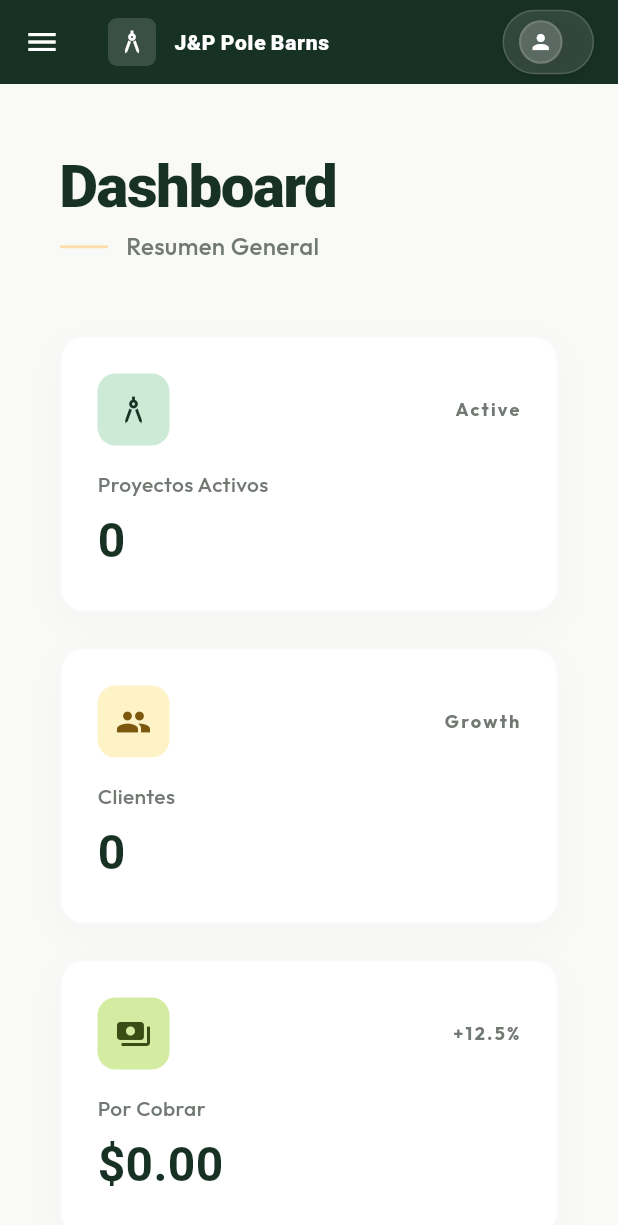
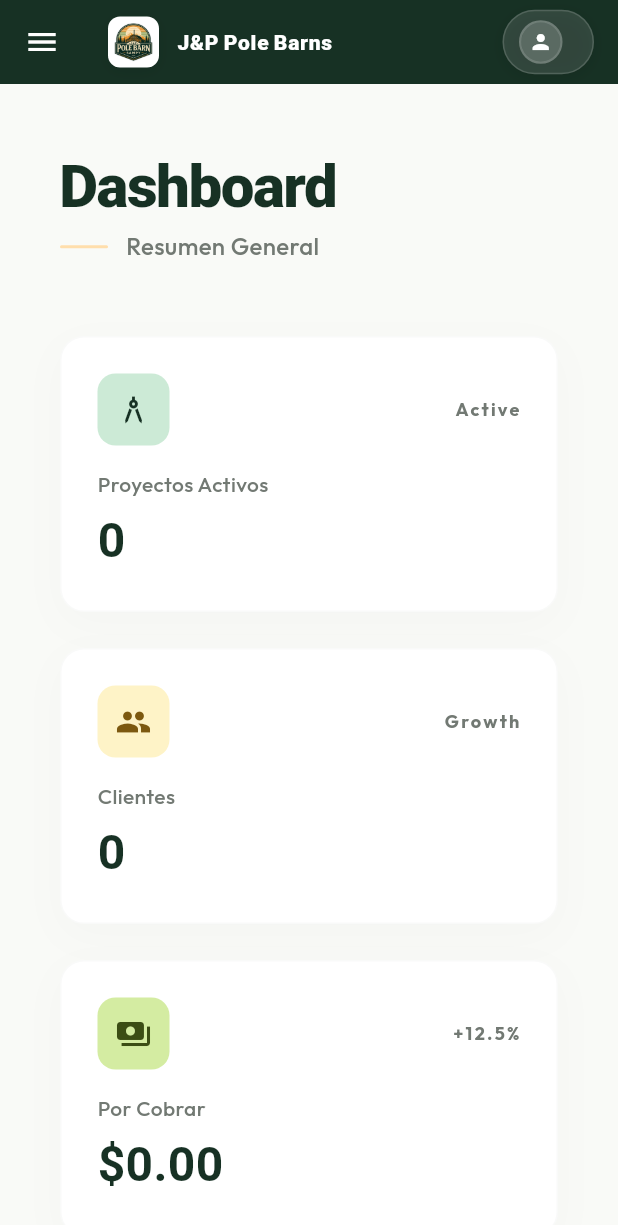
Before and after one commit to acostheta/PoleBarns, a Flutter app: the screen it shows once a user with an empty profile is signed in, on a phone screen of 412 x 824 dp. Shown: the top 1225 px of the screen. Run offline on Flutter 3.47's test engine with Material 3 defaults, Android fonts, the phone set to English and light mode, and no system bars; our stand-ins replace flutter_image_compress, flutter_map, flutter_markdown, flutter_riverpod, go_router, google_fonts and 6 more; accounts and stored records are empty.

Commit message:
style: replace compass icon with company logo in TopBar

```diff
--- a/apps/cliente_app/lib/shell_layout.dart
+++ b/apps/cliente_app/lib/shell_layout.dart
@@ -209,14 +209,27 @@ class _ShellLayoutState extends ConsumerState<ShellLayout> {
         title: Row(
           children: [
             Container(
-              width: 32,
-              height: 32,
+              width: 34,
+              height: 34,
               decoration: BoxDecoration(
-                color: Colors.white.withValues(alpha: 0.15),
-                borderRadius: BorderRadius.circular(6),
+                color: Colors.white,
+                borderRadius: BorderRadius.circular(8),
+                boxShadow: [
+                  BoxShadow(
+                    color: Colors.black.withValues(alpha: 0.08),
+                    blurRadius: 8,
+                    offset: const Offset(0, 2),
+                  ),
+                ],
               ),
-              child:
-                  const Icon(Icons.architecture, color: Colors.white, size: 20),
+              padding: const EdgeInsets.all(4),
+              child: ClipRRect(
+                borderRadius: BorderRadius.circular(4),
+                child: Image.asset(
+                  'assets/branding/logo.png',
+                  fit: BoxFit.contain,
+                ),
+              ),
             ),
             const SizedBox(width: 12),
             const Flexible(
```
